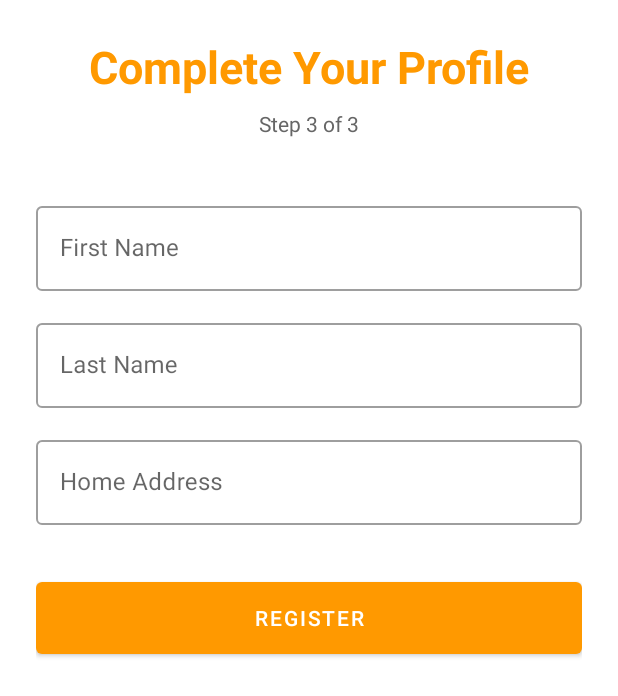
After one commit to kzi-nastava/mrs-team18-FleetForge, an Android app: the fragment RegisterProfileFragment placed in its activity, on a phone screen of 412 x 824 dp. The commit adds this screen. Shown: the top 696 px of the screen. Run offline under Robolectric (Android 15) with nearby library versions, the phone set to English and light mode, and no system bars.

Commit message:
feat(mobile): Add RegistrationActivity with 3 fragments for better ux

```diff
--- a/mobile/app/src/main/AndroidManifest.xml
+++ b/mobile/app/src/main/AndroidManifest.xml
@@ -10,6 +10,9 @@
         android:supportsRtl="true"
         android:theme="@style/Theme.FleetForge"
         tools:targetApi="31">
+        <activity
+            android:name=".RegistrationActivity"
+            android:exported="false" />
         <activity
             android:name=".ResetPasswordActivity"
             android:exported="false" />
--- /dev/null
+++ b/mobile/app/src/main/java/com/ognjen/fleetforge/RegisterContactFragment.java
@@ -0,0 +1,32 @@
+package com.ognjen.fleetforge;
+
+import android.os.Bundle;
+
+import androidx.fragment.app.Fragment;
+
+import android.view.LayoutInflater;
+import android.view.View;
+import android.view.ViewGroup;
+
+import com.google.android.material.button.MaterialButton;
+
+public class RegisterContactFragment extends Fragment {
+
+    @Override
+    public View onCreateView(LayoutInflater inflater, ViewGroup container,
+                             Bundle savedInstanceState) {
+
+        View view = inflater.inflate(R.layout.fragment_register_contact, container, false);
+
+        MaterialButton btnNext = view.findViewById(R.id.btn_next);
+        btnNext.setOnClickListener(v -> {
+            requireActivity().getSupportFragmentManager()
+                    .beginTransaction()
+                    .replace(R.id.register_container, new RegisterSecurityFragment())
+                    .addToBackStack(null)
+                    .commit();
+        });
+
+        return view;
+    }
+}
--- /dev/null
+++ b/mobile/app/src/main/java/com/ognjen/fleetforge/RegisterProfileFragment.java
@@ -0,0 +1,18 @@
+package com.ognjen.fleetforge;
+
+import android.os.Bundle;
+
+import androidx.fragment.app.Fragment;
+
+import android.view.LayoutInflater;
+import android.view.View;
+import android.view.ViewGroup;
+
+public class RegisterProfileFragment extends Fragment {
+
+    @Override
+    public View onCreateView(LayoutInflater inflater, ViewGroup container,
+                             Bundle savedInstanceState) {
+        return inflater.inflate(R.layout.fragment_register_profile, container, false);
+    }
+}
--- /dev/null
+++ b/mobile/app/src/main/java/com/ognjen/fleetforge/RegistrationActivity.java
@@ -0,0 +1,21 @@
+package com.ognjen.fleetforge;
+
+import android.os.Bundle;
+
+import androidx.appcompat.app.AppCompatActivity;
+
+public class RegistrationActivity extends AppCompatActivity {
+
+    @Override
+    protected void onCreate(Bundle savedInstanceState) {
+        super.onCreate(savedInstanceState);
+        setContentView(R.layout.activity_registration);
+
+        if (savedInstanceState == null) {
+            getSupportFragmentManager()
+                    .beginTransaction()
+                    .replace(R.id.register_container, new RegisterContactFragment())
+                    .commit();
+        }
+    }
+}
--- /dev/null
+++ b/mobile/app/src/main/res/layout/activity_registration.xml
@@ -0,0 +1,4 @@
+<FrameLayout xmlns:android="http://schemas.android.com/apk/res/android"
+    android:id="@+id/register_container"
+    android:layout_width="match_parent"
+    android:layout_height="match_parent"/>
--- /dev/null
+++ b/mobile/app/src/main/res/layout/fragment_register_profile.xml
@@ -0,0 +1,96 @@
+<?xml version="1.0" encoding="utf-8"?>
+<ScrollView xmlns:android="http://schemas.android.com/apk/res/android"
+    xmlns:app="http://schemas.android.com/apk/res-auto"
+    android:layout_width="match_parent"
+    android:layout_height="match_parent">
+
+    <androidx.constraintlayout.widget.ConstraintLayout
+        android:layout_width="match_parent"
+        android:layout_height="wrap_content"
+        android:padding="24dp">
+
+        <TextView
+            android:id="@+id/tv_title"
+            android:layout_width="wrap_content"
+            android:layout_height="wrap_content"
+            android:text="@string/complete_your_profile"
+            android:textSize="30sp"
+            android:textStyle="bold"
+            android:textColor="@color/colorPrimary"
+            app:layout_constraintTop_toTopOf="parent"
+            app:layout_constraintStart_toStartOf="parent"
+            app:layout_constraintEnd_toEndOf="parent" />
+
+        <TextView
+            android:id="@+id/tv_step"
+            android:layout_width="wrap_content"
+            android:layout_height="wrap_content"
+            android:text="@string/step_3_of_3"
+            android:textSize="14sp"
+            android:textColor="?android:attr/textColorSecondary"
+            android:layout_marginTop="8dp"
+            app:layout_constraintTop_toBottomOf="@id/tv_title"
+            app:layout_constraintStart_toStartOf="parent"
+            app:layout_constraintEnd_toEndOf="parent" />
+
+        <com.google.android.material.textfield.TextInputLayout
+            android:id="@+id/til_first_name"
+            android:layout_width="0dp"
+            android:layout_height="wrap_content"
+            android:layout_marginTop="40dp"
+            style="@style/Widget.MaterialComponents.TextInputLayout.OutlinedBox"
+            app:layout_constraintTop_toBottomOf="@id/tv_step"
+            app:layout_constraintStart_toStartOf="parent"
+            app:layout_constraintEnd_toEndOf="parent">
+
+            <com.google.android.material.textfield.TextInputEditText
+                android:layout_width="match_parent"
+                android:layout_height="wrap_content"
+                android:hint="@string/first_name" />
+        </com.google.android.material.textfield.TextInputLayout>
+
+        <com.google.android.material.textfield.TextInputLayout
+            android:id="@+id/til_last_name"
+            android:layout_width="0dp"
+            android:layout_height="wrap_content"
+            android:layout_marginTop="16dp"
+            style="@style/Widget.MaterialComponents.TextInputLayout.OutlinedBox"
+            app:layout_constraintTop_toBottomOf="@id/til_first_name"
+            app:layout_constraintStart_toStartOf="parent"
+            app:layout_constraintEnd_toEndOf="parent">
+
+            <com.google.android.material.textfield.TextInputEditText
+                android:layout_width="match_parent"
+                android:layout_height="wrap_content"
+                android:hint="@string/last_name" />
+        </com.google.android.material.textfield.TextInputLayout>
+
+        <com.google.android.material.textfield.TextInputLayout
+            android:id="@+id/til_address"
+            android:layout_width="0dp"
+            android:layout_height="wrap_content"
+            android:layout_marginTop="16dp"
+            style="@style/Widget.MaterialComponents.TextInputLayout.OutlinedBox"
+            app:layout_constraintTop_toBottomOf="@id/til_last_name"
+            app:layout_constraintStart_toStartOf="parent"
+            app:layout_constraintEnd_toEndOf="parent">
+
+            <com.google.android.material.textfield.TextInputEditText
+                android:layout_width="match_parent"
+                android:layout_height="wrap_content"
+                android:hint="@string/home_address" />
+        </com.google.android.material.textfield.TextInputLayout>
+
+        <com.google.android.material.button.MaterialButton
+            android:id="@+id/btn_register"
+            android:layout_width="0dp"
+            android:layout_height="60dp"
+            android:layout_marginTop="32dp"
+            android:text="@string/register"
+            app:backgroundTint="@color/colorPrimary"
+            app:layout_constraintTop_toBottomOf="@id/til_address"
+            app:layout_constraintStart_toStartOf="parent"
+            app:layout_constraintEnd_toEndOf="parent" />
+
+    </androidx.constraintlayout.widget.ConstraintLayout>
+</ScrollView>
--- a/mobile/app/src/main/res/values/strings.xml
+++ b/mobile/app/src/main/res/values/strings.xml
@@ -27,4 +27,15 @@
     <string name="new_password">New Password</string>
     <string name="confirm_password">Confirm Password</string>
     <string name="confirm">Confirm</string>
+    <string name="complete_your_profile">Complete Your Profile</string>
+    <string name="step_3_of_3">Step 3 of 3</string>
+    <string name="first_name">First Name</string>
+    <string name="last_name">Last Name</string>
+    <string name="home_address">Home Address</string>
+    <string name="secure_your_account">Secure Your Account</string>
+    <string name="step_2_of_3">Step 2 of 3</string>
+    <string name="next">Next</string>
+    <string name="become_a_fleetforge_user">Become a FleetForge User</string>
+    <string name="step_1_of_3">Step 1 of 3</string>
+    <string name="phone_number">Phone Number</string>
 </resources>
```
Also changed, not shown: mobile/app/src/main/java/com/ognjen/fleetforge/LoginActivity.java (+7 -0 lines), mobile/app/src/main/java/com/ognjen/fleetforge/RegisterSecurityFragment.java (added, +32 -0 lines), mobile/app/src/main/res/layout/fragment_register_contact.xml (added, +100 -0 lines), mobile/app/src/main/res/layout/fragment_register_security.xml (added, +84 -0 lines).
